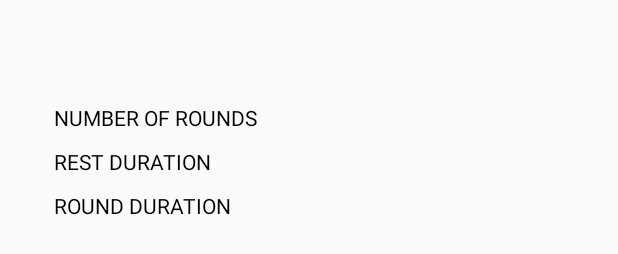
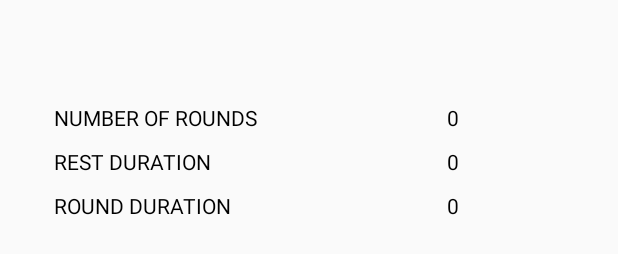
Before and after one commit to DenisUdot/StopWatch, an Android app: the layout activity_stopwatch.xml on its own in the app's theme, with its tools: preview values and no code run, on a phone screen of 412 x 824 dp. Shown: the part 977-1231 px from the top of the screen. Run offline under Robolectric (Android 15) with nearby library versions, the phone set to English and light mode, and no system bars.

Commit message:
Date 15.08.2017 Time 23:47

```diff
--- a/app/src/main/res/layout/activity_stopwatch.xml
+++ b/app/src/main/res/layout/activity_stopwatch.xml
@@ -89,7 +89,32 @@
         android:textColor="@color/fontColor"
         android:layout_above="@id/restTimeView"
         android:layout_alignLeft="@id/roundTimeView" />
-
-
+    <TextView
+        android:layout_width="wrap_content"
+        android:layout_height="wrap_content"
+        android:id="@+id/restTimeShowView"
+        android:text="0"
+        android:textColor="@color/fontColor"
+        android:layout_marginTop="10dp"
+        android:layout_alignRight="@id/stop_button"
+        android:layout_alignBottom="@id/restTimeView"/>
+    <TextView
+        android:layout_width="wrap_content"
+        android:layout_height="wrap_content"
+        android:id="@+id/roundTimeShowView"
+        android:text="0"
+        android:textColor="@color/fontColor"
+        android:layout_marginTop="10dp"
+        android:layout_alignRight="@id/stop_button"
+        android:layout_alignBottom="@id/roundTimeView"/>
+    <TextView
+        android:layout_width="wrap_content"
+        android:layout_height="wrap_content"
+        android:id="@+id/numberOfRoundShowView"
+        android:text="0"
+        android:textColor="@color/fontColor"
+        android:layout_marginTop="10dp"
+        android:layout_alignRight="@id/stop_button"
+        android:layout_alignBottom="@id/numberOfRoundView"/>
 
 </RelativeLayout>
```
Also changed, not shown: app/src/main/java/com/denisudotgmail/stopwatch/Stopwatch.java (+24 -5 lines), app/src/main/java/com/denisudotgmail/stopwatch/StopwatchActivity.java (+12 -12 lines).
